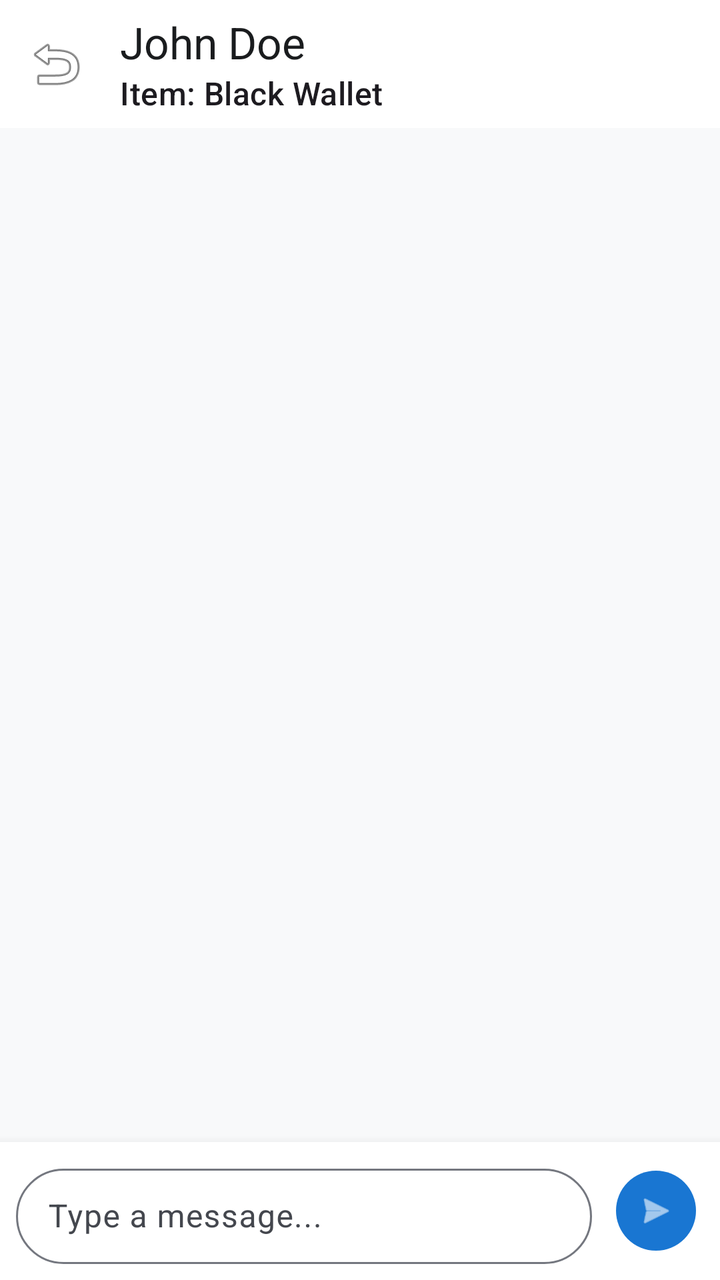
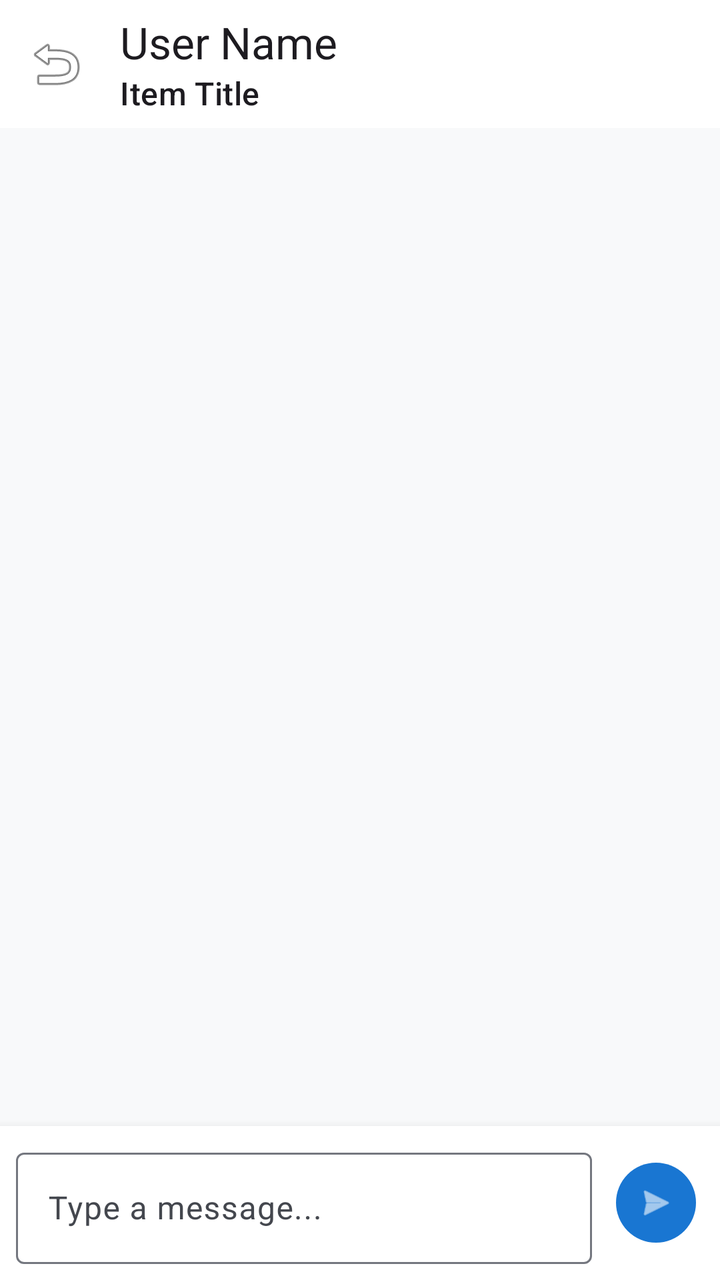

Two renders of the same Android screen: before a commit and after it. Below are the layout's source before the change and the commit's diff.
<!-- AndroidManifest.xml: application theme Theme.CampusFind -->
<!-- res/layout/activity_chat.xml -->
<?xml version="1.0" encoding="utf-8"?>
<androidx.constraintlayout.widget.ConstraintLayout xmlns:android="http://schemas.android.com/apk/res/android"
    xmlns:app="http://schemas.android.com/apk/res-auto"
    xmlns:tools="http://schemas.android.com/tools"
    android:layout_width="match_parent"
    android:layout_height="match_parent"
    android:fitsSystemWindows="true"
    android:background="@color/background">

    <com.google.android.material.appbar.AppBarLayout
        android:id="@+id/appBarLayout"
        android:layout_width="match_parent"
        android:layout_height="wrap_content"
        app:layout_constraintTop_toTopOf="parent">

        <com.google.android.material.appbar.MaterialToolbar
            android:id="@+id/toolbar"
            android:layout_width="match_parent"
            android:layout_height="?attr/actionBarSize"
            android:background="@color/surface"
            app:navigationIcon="@android:drawable/ic_menu_revert"
            app:title="John Doe"
            app:subtitle="Item: Black Wallet"
            app:titleTextColor="@color/on_surface" />
    </com.google.android.material.appbar.AppBarLayout>

    <androidx.recyclerview.widget.RecyclerView
        android:id="@+id/rvMessages"
        android:layout_width="match_parent"
        android:layout_height="0dp"
        app:layout_constraintBottom_toTopOf="@id/layoutInput"
        app:layout_constraintTop_toBottomOf="@id/appBarLayout"
        tools:listitem="@layout/item_message_sent" />

    <LinearLayout
        android:id="@+id/layoutInput"
        android:layout_width="match_parent"
        android:layout_height="wrap_content"
        android:background="@color/surface"
        android:elevation="8dp"
        android:gravity="center_vertical"
        android:orientation="horizontal"
        android:padding="8dp"
        app:layout_constraintBottom_toBottomOf="parent">

        <com.google.android.material.textfield.TextInputLayout
            style="@style/Widget.Material3.TextInputLayout.OutlinedBox.Dense"
            android:layout_width="0dp"
            android:layout_height="wrap_content"
            android:layout_weight="1"
            android:hint="Type a message..."
            app:boxCornerRadiusBottomEnd="24dp"
            app:boxCornerRadiusBottomStart="24dp"
            app:boxCornerRadiusTopEnd="24dp"
            app:boxCornerRadiusTopStart="24dp">

            <com.google.android.material.textfield.TextInputEditText
                android:id="@+id/etMessage"
                android:layout_width="match_parent"
                android:layout_height="wrap_content"
                android:inputType="textShortMessage|textAutoCorrect"
                android:maxLines="4" />
        </com.google.android.material.textfield.TextInputLayout>

        <com.google.android.material.button.MaterialButton
            android:id="@+id/btnSend"
            style="@style/Widget.Material3.Button.IconButton.Filled"
            android:layout_width="48dp"
            android:layout_height="48dp"
            android:layout_marginStart="8dp"
            app:icon="@android:drawable/ic_menu_send" />
    </LinearLayout>

</androidx.constraintlayout.widget.ConstraintLayout>
<!-- res/layout/item_message_sent.xml (included above) -->
<?xml version="1.0" encoding="utf-8"?>
<androidx.constraintlayout.widget.ConstraintLayout xmlns:android="http://schemas.android.com/apk/res/android"
    xmlns:app="http://schemas.android.com/apk/res-auto"
    android:layout_width="match_parent"
    android:layout_height="wrap_content"
    android:paddingHorizontal="16dp"
    android:paddingVertical="4dp">

    <com.google.android.material.card.MaterialCardView
        android:layout_width="wrap_content"
        android:layout_height="wrap_content"
        app:cardBackgroundColor="@color/primary"
        app:cardCornerRadius="16dp"
        app:cardElevation="0dp"
        app:layout_constraintEnd_toEndOf="parent"
        app:layout_constraintTop_toTopOf="parent"
        app:layout_constraintBottom_toTopOf="@id/tvSentTime"
        app:layout_constrainedWidth="true"
        app:layout_constraintHorizontal_bias="1.0"
        app:layout_constraintStart_toStartOf="parent">

        <TextView
            android:id="@+id/tvMessage"
            android:layout_width="wrap_content"
            android:layout_height="wrap_content"
            android:paddingHorizontal="12dp"
            android:paddingVertical="8dp"
            android:text="This is a sent message"
            android:textColor="@color/on_primary"
            android:textSize="16sp" />
    </com.google.android.material.card.MaterialCardView>

    <TextView
        android:id="@+id/tvSentTime"
        android:layout_width="wrap_content"
        android:layout_height="wrap_content"
        android:layout_marginTop="2dp"
        android:text="12:35 PM"
        android:textColor="@color/outline"
        android:textSize="10sp"
        app:layout_constraintBottom_toBottomOf="parent"
        app:layout_constraintEnd_toEndOf="parent" />

</androidx.constraintlayout.widget.ConstraintLayout>
<!-- resources referenced by this layout -->
<resources>
  <color name="background">#F8F9FA</color>
  <color name="on_primary">#FFFFFF</color>
  <color name="on_surface">#1A1C1E</color>
  <color name="outline">#74777F</color>
  <color name="primary">#1976D2</color>
  <color name="surface">#FFFFFF</color>
  <style name="Theme.CampusFind" parent="Base.Theme.CampusFind" />
  <style name="Base.Theme.CampusFind" parent="Theme.Material3.DayNight.NoActionBar">
          
          <item name="colorPrimary">@color/primary</item>
          <item name="colorOnPrimary">@color/on_primary</item>
          <item name="colorPrimaryContainer">@color/primary_container</item>
          <item name="colorOnPrimaryContainer">@color/on_primary_container</item>
  
          <item name="colorSecondary">@color/secondary</item>
          <item name="colorOnSecondary">@color/on_secondary</item>
          <item name="colorSecondaryContainer">@color/secondary_container</item>
          <item name="colorOnSecondaryContainer">@color/on_secondary_container</item>
  
          <item name="android:colorBackground">@color/background</item>
          <item name="colorOnBackground">@color/on_background</item>
          <item name="colorSurface">@color/surface</item>
          <item name="colorOnSurface">@color/on_surface</item>
          <item name="colorSurfaceVariant">@color/surface_variant</item>
          <item name="colorOnSurfaceVariant">@color/on_surface_variant</item>
          <item name="colorOutline">@color/outline</item>
  
          
          <item name="android:statusBarColor">?attr/colorPrimary</item>
          <item name="android:windowLightStatusBar">false</item>
      </style>
  <color name="primary_container">#D1E4FF</color>
  <color name="on_primary_container">#001D36</color>
  <color name="secondary">#FFB300</color>
  <color name="on_secondary">#000000</color>
  <color name="secondary_container">#FFECB3</color>
  <color name="on_secondary_container">#261900</color>
  <color name="on_background">#1A1C1E</color>
  <color name="surface_variant">#E1E2EC</color>
  <color name="on_surface_variant">#44474E</color>
</resources>

<!-- the commit's change to res/layout/activity_chat.xml (unified diff, before → after) -->
@@ -1,36 +1,34 @@
 <?xml version="1.0" encoding="utf-8"?>
 <androidx.constraintlayout.widget.ConstraintLayout xmlns:android="http://schemas.android.com/apk/res/android"
     xmlns:app="http://schemas.android.com/apk/res-auto"
-    xmlns:tools="http://schemas.android.com/tools"
     android:layout_width="match_parent"
     android:layout_height="match_parent"
-    android:fitsSystemWindows="true"
     android:background="@color/background">
 
     <com.google.android.material.appbar.AppBarLayout
-        android:id="@+id/appBarLayout"
+        android:id="@+id/appBar"
         android:layout_width="match_parent"
         android:layout_height="wrap_content"
         app:layout_constraintTop_toTopOf="parent">
 
-        <com.google.android.material.appbar.MaterialToolbar
+        <androidx.appcompat.widget.Toolbar
             android:id="@+id/toolbar"
             android:layout_width="match_parent"
             android:layout_height="?attr/actionBarSize"
             android:background="@color/surface"
             app:navigationIcon="@android:drawable/ic_menu_revert"
-            app:title="John Doe"
-            app:subtitle="Item: Black Wallet"
-            app:titleTextColor="@color/on_surface" />
+            app:title="User Name"
+            app:subtitle="Item Title" />
     </com.google.android.material.appbar.AppBarLayout>
 
     <androidx.recyclerview.widget.RecyclerView
         android:id="@+id/rvMessages"
         android:layout_width="match_parent"
         android:layout_height="0dp"
-        app:layout_constraintBottom_toTopOf="@id/layoutInput"
-        app:layout_constraintTop_toBottomOf="@id/appBarLayout"
-        tools:listitem="@layout/item_message_sent" />
+        android:paddingVertical="8dp"
+        android:clipToPadding="false"
+        app:layout_constraintBottom_toTopOf="@+id/layoutInput"
+        app:layout_constraintTop_toBottomOf="@id/appBar" />
 
     <LinearLayout
         android:id="@+id/layoutInput"
@@ -44,21 +42,19 @@
         app:layout_constraintBottom_toBottomOf="parent">
 
         <com.google.android.material.textfield.TextInputLayout
-            style="@style/Widget.Material3.TextInputLayout.OutlinedBox.Dense"
+            android:id="@+id/tilMessage"
+            style="@style/Widget.Material3.TextInputLayout.OutlinedBox"
             android:layout_width="0dp"
             android:layout_height="wrap_content"
             android:layout_weight="1"
             android:hint="Type a message..."
-            app:boxCornerRadiusBottomEnd="24dp"
-            app:boxCornerRadiusBottomStart="24dp"
-            app:boxCornerRadiusTopEnd="24dp"
-            app:boxCornerRadiusTopStart="24dp">
+            app:cornerRadius="24dp">
 
             <com.google.android.material.textfield.TextInputEditText
                 android:id="@+id/etMessage"
                 android:layout_width="match_parent"
                 android:layout_height="wrap_content"
-                android:inputType="textShortMessage|textAutoCorrect"
+                android:inputType="textMultiLine"
                 android:maxLines="4" />
         </com.google.android.material.textfield.TextInputLayout>
 
@@ -72,48 +68,3 @@
     </LinearLayout>
 
 </androidx.constraintlayout.widget.ConstraintLayout>
-<!-- res/layout/item_message_sent.xml (included above) -->
-<?xml version="1.0" encoding="utf-8"?>
-<androidx.constraintlayout.widget.ConstraintLayout xmlns:android="http://schemas.android.com/apk/res/android"
-    xmlns:app="http://schemas.android.com/apk/res-auto"
-    android:layout_width="match_parent"
-    android:layout_height="wrap_content"
-    android:paddingHorizontal="16dp"
-    android:paddingVertical="4dp">
-
-    <com.google.android.material.card.MaterialCardView
-        android:layout_width="wrap_content"
-        android:layout_height="wrap_content"
-        app:cardBackgroundColor="@color/primary"
-        app:cardCornerRadius="16dp"
-        app:cardElevation="0dp"
-        app:layout_constraintEnd_toEndOf="parent"
-        app:layout_constraintTop_toTopOf="parent"
-        app:layout_constraintBottom_toTopOf="@id/tvSentTime"
-        app:layout_constrainedWidth="true"
-        app:layout_constraintHorizontal_bias="1.0"
-        app:layout_constraintStart_toStartOf="parent">
-
-        <TextView
-            android:id="@+id/tvMessage"
-            android:layout_width="wrap_content"
-            android:layout_height="wrap_content"
-            android:paddingHorizontal="12dp"
-            android:paddingVertical="8dp"
-            android:text="This is a sent message"
-            android:textColor="@color/on_primary"
-            android:textSize="16sp" />
-    </com.google.android.material.card.MaterialCardView>
-
-    <TextView
-        android:id="@+id/tvSentTime"
-        android:layout_width="wrap_content"
-        android:layout_height="wrap_content"
-        android:layout_marginTop="2dp"
-        android:text="12:35 PM"
-        android:textColor="@color/outline"
-        android:textSize="10sp"
-        app:layout_constraintBottom_toBottomOf="parent"
-        app:layout_constraintEnd_toEndOf="parent" />
-
-</androidx.constraintlayout.widget.ConstraintLayout>
